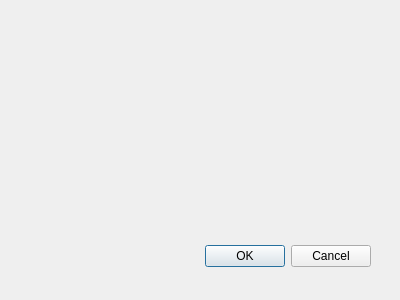
First picture: the form in Prefs.ui, repository hardaker/CuteCW, before the edit.
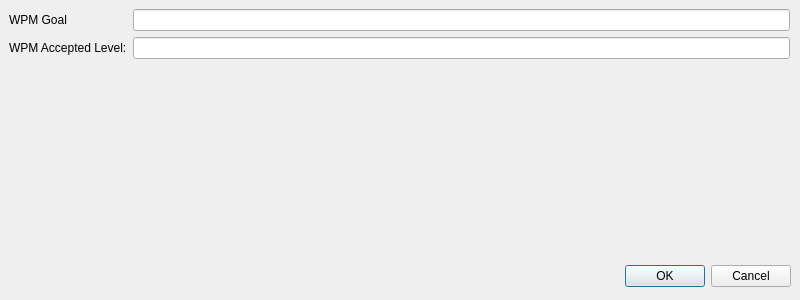
Second picture: the form after the edit.

Commit message: use a pop-up dialog box for speed settings

What changed in the file:
```diff
--- a/Prefs.ui
+++ b/Prefs.ui
@@ -8,7 +8,7 @@
    <rect>
     <x>0</x>
     <y>0</y>
-    <width>400</width>
+    <width>800</width>
     <height>300</height>
    </rect>
   </property>
@@ -18,8 +18,8 @@
   <widget class="QDialogButtonBox" name="buttonBox">
    <property name="geometry">
     <rect>
-     <x>30</x>
-     <y>240</y>
+     <x>450</x>
+     <y>260</y>
      <width>341</width>
      <height>32</height>
     </rect>
@@ -31,6 +31,41 @@
     <set>QDialogButtonBox::Cancel|QDialogButtonBox::Ok</set>
    </property>
   </widget>
+  <widget class="QWidget" name="formLayoutWidget">
+   <property name="geometry">
+    <rect>
+     <x>9</x>
+     <y>9</y>
+     <width>781</width>
+     <height>251</height>
+    </rect>
+   </property>
+   <layout class="QFormLayout" name="formLayout">
+    <property name="fieldGrowthPolicy">
+     <enum>QFormLayout::ExpandingFieldsGrow</enum>
+    </property>
+    <item row="0" column="0">
+     <widget class="QLabel" name="label">
+      <property name="text">
+       <string>WPM Goal</string>
+      </property>
+     </widget>
+    </item>
+    <item row="0" column="1">
+     <widget class="QLineEdit" name="WPMGoal"/>
+    </item>
+    <item row="1" column="0">
+     <widget class="QLabel" name="label_2">
+      <property name="text">
+       <string>WPM Accepted Level:</string>
+      </property>
+     </widget>
+    </item>
+    <item row="1" column="1">
+     <widget class="QLineEdit" name="WPMAccepted"/>
+    </item>
+   </layout>
+  </widget>
  </widget>
  <pixmapfunction/>
  <resources/>
```
Left out of the diff: 5 changed lines with no effect on the pictures. The commit also changes 4 other files.
